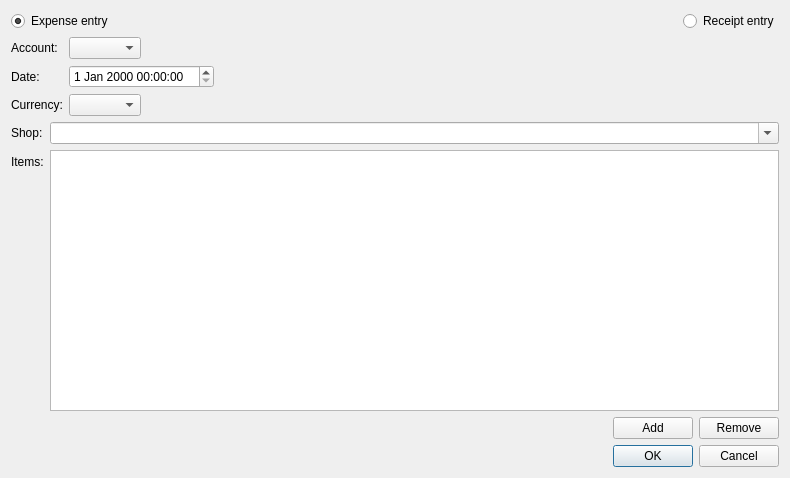
This is src/plugins/poleemery/operationpropsdialog.ui in 0xd34df00d/leechcraft as Qt 5 draws it before an edit. The edited form follows.
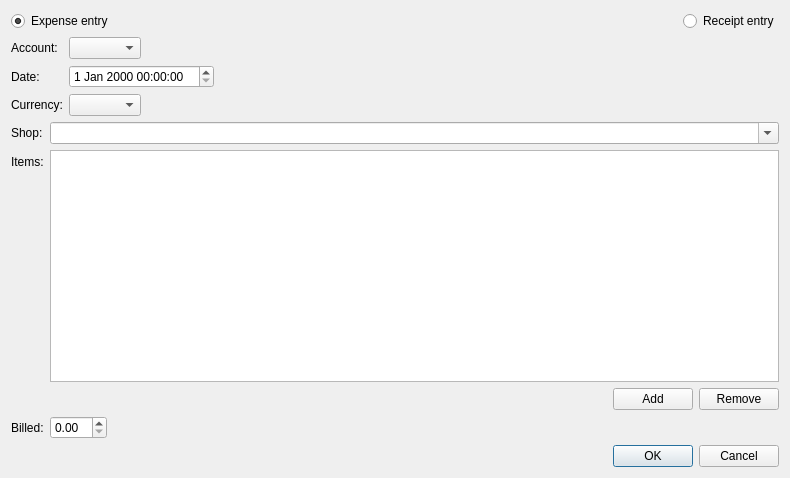
This is the edited form. Custom widgets are drawn as their Qt base class.

Commit message: [PY] Support entry rates (auto)conversion.

What changed in the file:
```diff
--- a/src/plugins/poleemery/operationpropsdialog.ui
+++ b/src/plugins/poleemery/operationpropsdialog.ui
@@ -172,6 +172,16 @@
          </item>
         </layout>
        </item>
+       <item row="3" column="1">
+        <widget class="QDoubleSpinBox" name="AmountBilled_"/>
+       </item>
+       <item row="3" column="0">
+        <widget class="QLabel" name="label_10">
+         <property name="text">
+          <string>Billed:</string>
+         </property>
+        </widget>
+       </item>
       </layout>
      </widget>
      <widget class="QWidget" name="ReceiptPage_">
```
The commit also changes 2 other files.
